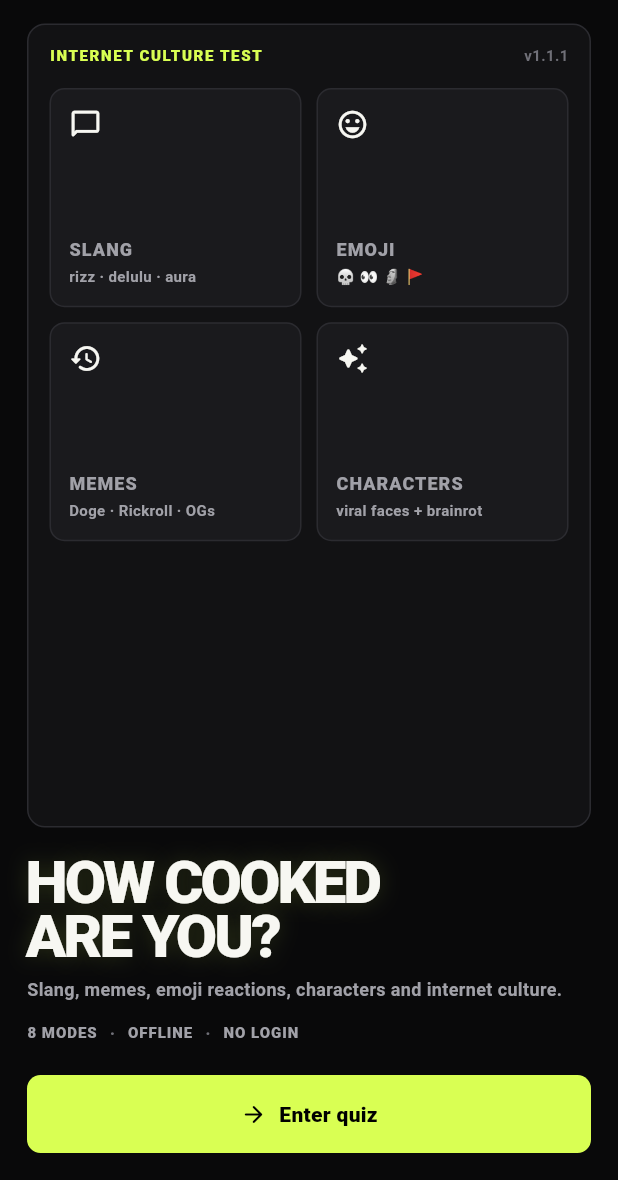
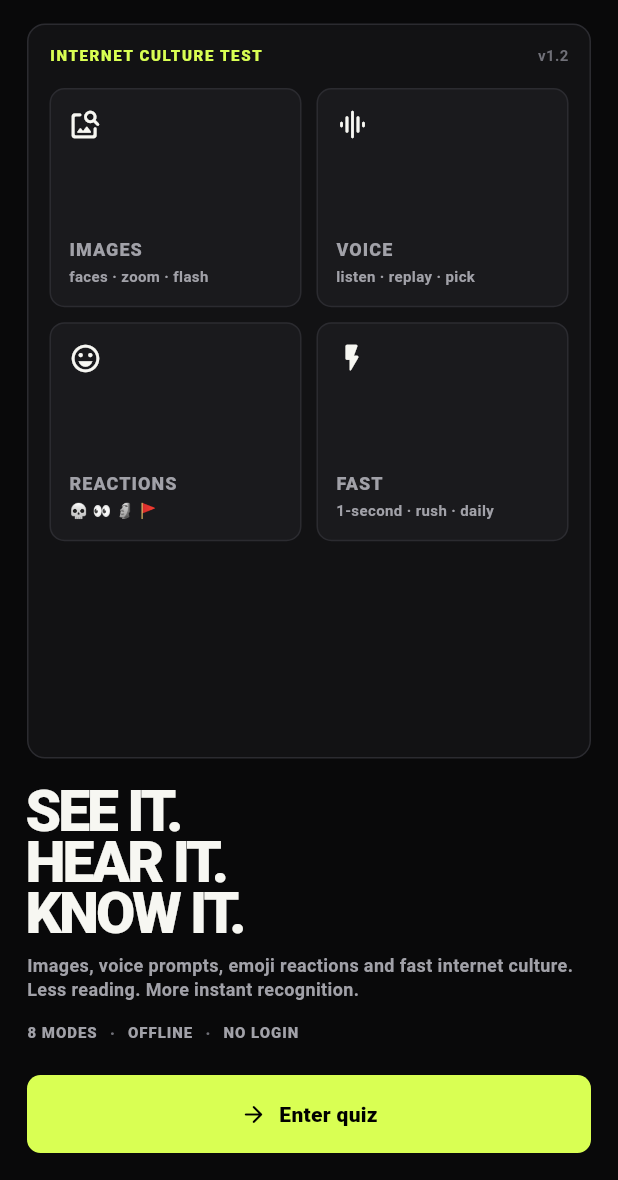
Before and after one commit to Deepak9305/brainrot-quiz, a Flutter app: the screen it shows after launch, on a phone screen of 412 x 824 dp, the part 56-1236 px from its top. Run offline on Flutter 3.47's test engine with Material 3 defaults, Android fonts, the phone set to English and light mode, and no system bars; our stand-ins replace flutter_riverpod, go_router, google_mobile_ads, shared_preferences.

Commit message:
Update intro for image and voice focus

```diff
--- a/lib/app.dart
+++ b/lib/app.dart
@@ -15,9 +15,6 @@ import 'features/shop/shop_screen.dart';
 import 'state/providers.dart';
 import 'widgets/common.dart';
 
-String _dateKey(DateTime date) =>
-    '${date.year.toString().padLeft(4, '0')}-${date.month.toString().padLeft(2, '0')}-${date.day.toString().padLeft(2, '0')}';
-
 final routerProvider = Provider<GoRouter>((ref) {
   return GoRouter(
     initialLocation: '/',
@@ -25,15 +22,6 @@ final routerProvider = Provider<GoRouter>((ref) {
       GoRoute(path: '/', builder: (context, state) => const RootScreen()),
       GoRoute(
         path: '/quiz',
-        redirect: (context, state) {
-          final mode = state.extra as GameMode? ?? GameMode.mix;
-          if (mode == GameMode.daily &&
-              ref.read(progressProvider).dailyCompletedDate ==
-                  _dateKey(DateTime.now())) {
-            return '/daily';
-          }
-          return null;
-        },
         builder: (context, state) =>
             QuizScreen(mode: state.extra as GameMode? ?? GameMode.mix),
       ),
@@ -60,19 +48,19 @@ class BrainrotApp extends ConsumerWidget {
   Widget build(BuildContext context, WidgetRef ref) {
     final progress = ref.watch(progressProvider);
     final accent = AppTheme.accentForTheme(progress.equippedTheme);
+    final mediaQuery = MediaQuery.maybeOf(context);
 
-    return MaterialApp.router(
+    final app = MaterialApp.router(
       title: 'Brainrot Quiz',
       debugShowCheckedModeBanner: false,
       theme: AppTheme.dark(accent: accent),
       routerConfig: ref.watch(routerProvider),
-      builder: (context, child) {
-        final media = MediaQuery.of(context);
-        return MediaQuery(
-          data: media.copyWith(disableAnimations: progress.reduceMotion),
-          child: child ?? const SizedBox.shrink(),
-        );
-      },
+    );
+
+    if (!progress.reduceMotion || mediaQuery == null) return app;
+    return MediaQuery(
+      data: mediaQuery.copyWith(disableAnimations: true),
+      child: app,
     );
   }
 }
@@ -105,25 +93,19 @@ class IntroScreen extends ConsumerWidget {
               const SizedBox(height: 16),
               Expanded(child: _CulturePreview(accent: accent)),
               const SizedBox(height: 18),
-              Text(
-                'HOW COOKED\nARE YOU?',
+              const Text(
+                'SEE IT.\nHEAR IT.\nKNOW IT.',
                 style: TextStyle(
                   color: AppColors.ink,
-                  fontSize: 40,
+                  fontSize: 38,
                   height: .9,
                   fontWeight: FontWeight.w900,
                   letterSpacing: -2,
-                  shadows: [
-                    Shadow(
-                      color: accent.withValues(alpha: .16),
-                      blurRadius: 18,
-                    ),
-                  ],
                 ),
               ),
               const SizedBox(height: 10),
               const Text(
-                'Slang, memes, emoji reactions, characters and internet culture.',
+                'Images, voice prompts, emoji reactions and fast internet culture. Less reading. More instant recognition.',
                 style: TextStyle(
                   color: AppColors.muted,
                   fontSize: 12,
@@ -188,7 +170,7 @@ class _CulturePreview extends StatelessWidget {
               ),
               const Spacer(),
               const Text(
-                'v1.1.1',
+                'v1.2',
                 style: TextStyle(
                   color: AppColors.subtle,
                   fontSize: 10,
@@ -207,24 +189,24 @@ class _CulturePreview extends StatelessWidget {
               childAspectRatio: 1.15,
               children: const [
                 _CultureTile(
-                  icon: Icons.chat_bubble_outline_rounded,
-                  title: 'SLANG',
-                  detail: 'rizz · delulu · aura',
+                  icon: Icons.image_search_rounded,
+                  title: 'IMAGES',
+                  detail: 'faces · zoom · flash',
+                ),
+                _CultureTile(
+                  icon: Icons.graphic_eq_rounded,
+                  title: 'VOICE',
+                  detail: 'listen · replay · pick',
                 ),
                 _CultureTile(
                   icon: Icons.emoji_emotions_outlined,
-                  title: 'EMOJI',
+                  title: 'REACTIONS',
                   detail: '💀 👀 🗿 🚩',
                 ),
                 _CultureTile(
-                  icon: Icons.history_rounded,
-                  title: 'MEMES',
-                  detail: 'Doge · Rickroll · OGs',
-                ),
-                _CultureTile(
-                  icon: Icons.auto_awesome_rounded,
-                  title: 'CHARACTERS',
-                  detail: 'viral faces + brainrot',
+                  icon: Icons.flash_on_rounded,
+                  title: 'FAST',
+                  detail: '1-second · rush · daily',
                 ),
               ],
             ),
```
